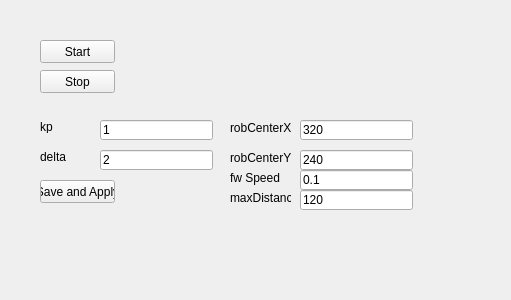
This is Hanse/Behaviour_BallFollowing/ballfollowingform.ui in iti-luebeck/HANSE2011 as Qt 5 draws it before an edit. The edited form follows.
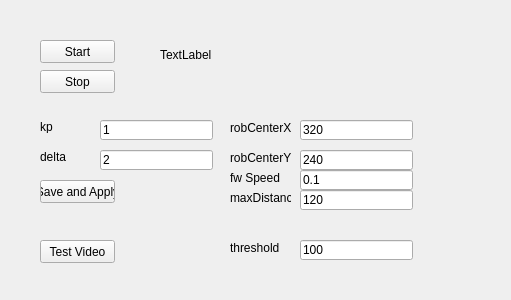
This is the edited form.

```diff
--- a/Hanse/Behaviour_BallFollowing/ballfollowingform.ui
+++ b/Hanse/Behaviour_BallFollowing/ballfollowingform.ui
@@ -208,6 +208,61 @@
     <string>120</string>
    </property>
   </widget>
+  <widget class="QLabel" name="robCenterXLabel_2">
+   <property name="geometry">
+    <rect>
+     <x>230</x>
+     <y>240</y>
+     <width>61</width>
+     <height>16</height>
+    </rect>
+   </property>
+   <property name="text">
+    <string>threshold</string>
+   </property>
+  </widget>
+  <widget class="QLineEdit" name="thresholdEdit">
+   <property name="geometry">
+    <rect>
+     <x>300</x>
+     <y>240</y>
+     <width>113</width>
+     <height>20</height>
+    </rect>
+   </property>
+   <property name="text">
+    <string>100</string>
+   </property>
+  </widget>
+  <widget class="QLabel" name="outputLabel">
+   <property name="geometry">
+    <rect>
+     <x>160</x>
+     <y>10</y>
+     <width>120</width>
+     <height>90</height>
+    </rect>
+   </property>
+   <property name="text">
+    <string>TextLabel</string>
+   </property>
+   <property name="scaledContents">
+    <bool>true</bool>
+   </property>
+  </widget>
+  <widget class="QPushButton" name="testVideoButton">
+   <property name="geometry">
+    <rect>
+     <x>40</x>
+     <y>240</y>
+     <width>75</width>
+     <height>23</height>
+    </rect>
+   </property>
+   <property name="text">
+    <string>Test Video</string>
+   </property>
+  </widget>
  </widget>
  <resources/>
  <connections/>
```
